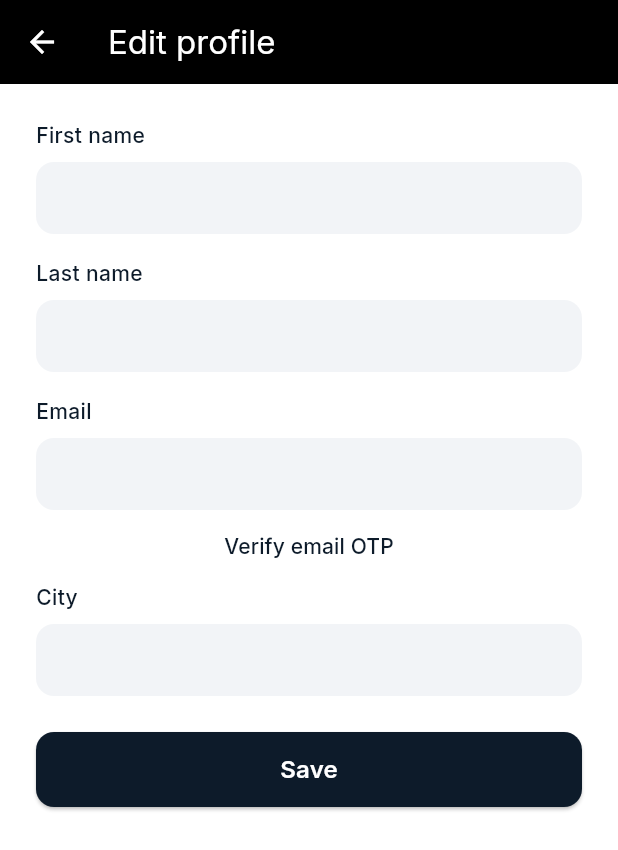
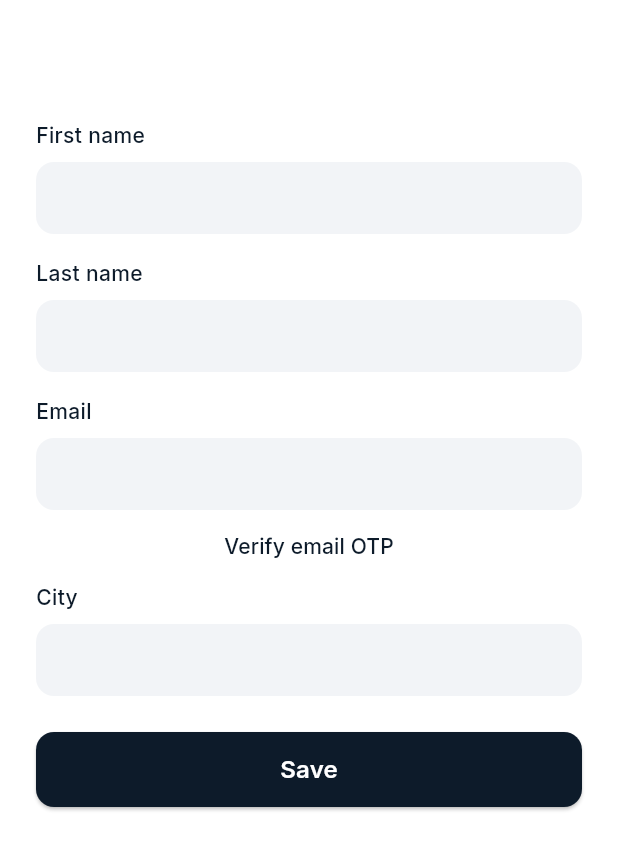
Before and after one commit to sumeet2088/kutumbika_app, a Flutter app: the EditProfileScreen screen opened directly with empty values, on a phone screen of 412 x 824 dp. Shown: the top 850 px of the screen. Run offline on Flutter 3.47's test engine with Material 3 defaults, Android fonts, the phone set to English and light mode, and no system bars; our stand-ins replace file_picker, flutter_dotenv, flutter_secure_storage, google_fonts, image_picker; missing offline and left inert: pointycastle; accounts and stored records are empty; network calls fail.

Commit message:
update code

```diff
--- a/lib/utils/app_colors.dart
+++ b/lib/utils/app_colors.dart
@@ -2,7 +2,7 @@ import 'package:flutter/material.dart';
 
 class AppColors {
   // Primary colors from logo
-  static const Color logoBlack = Color(0xFF000000);
+  static const Color logoBlack = Color(0xFFFFFFFF);
   static const Color primaryDarkBlue = Color(0xFF0D1B2A);
   static const Color secondaryBlue = Color(0xFF1B3A6D);
   static const Color goldYellow = Color(0xFFE8C547);
--- a/lib/utils/app_constants.dart
+++ b/lib/utils/app_constants.dart
@@ -97,7 +97,7 @@ class AppConstants {
 
   static String get dashboardEndpoint => '$apiPrefix/dashboard/';
 
-  static const String logoAsset = 'assets/logo/kutumbika_logo.png';
+  static const String logoAsset = 'assets/logo/kutumbika_logo.jpg';
   static String get appName => _env.appName;
   static const String appTagline =
       'Everything Your Family Needs. One Secure Place.';
```
Also changed, not shown: assets/logo/kutumbika_logo.jpg (added), assets/logo/kutumbika_logo.png (deleted).
